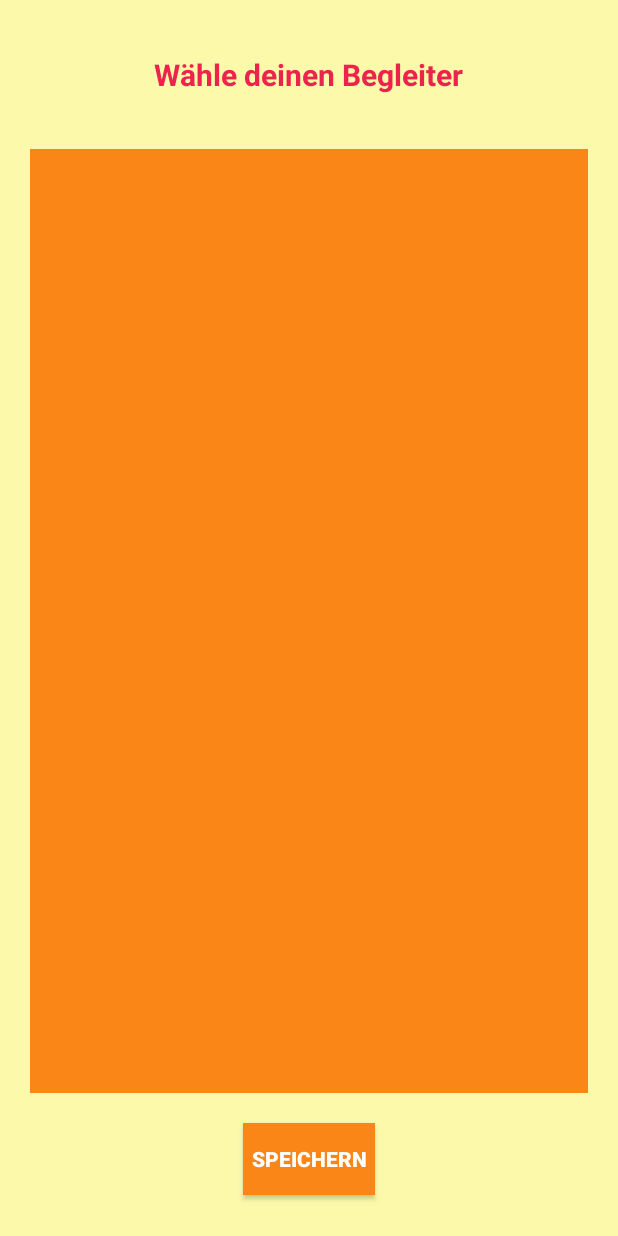
After one commit to sophiapfahl/run4cash, an Android app: the layout activity_choose_animal.xml on its own in the app's theme, with its tools: preview values and no code run, on a phone screen of 412 x 824 dp. The commit adds this screen. Run offline under Robolectric (Android 15) with nearby library versions, the light colour scheme and no system bars.

Commit message:
Dritter commit. Die Seite zum Auswaehlen des aktuellen Begleiters + dazugehoerige Logik wurde hinzugefuegt.

```diff
--- /dev/null
+++ b/app/src/main/res/layout/activity_choose_animal.xml
@@ -0,0 +1,91 @@
+<?xml version="1.0" encoding="utf-8"?>
+<RelativeLayout xmlns:android="http://schemas.android.com/apk/res/android"
+    xmlns:app="http://schemas.android.com/apk/res-auto"
+    xmlns:tools="http://schemas.android.com/tools"
+    android:id="@+id/RelativeLayout"
+    android:layout_width="match_parent"
+    android:layout_height="match_parent"
+    android:background="@color/lightYellow">
+
+    <TextView
+        android:id="@+id/ueberschriftID"
+        android:layout_width="wrap_content"
+        android:layout_height="wrap_content"
+        android:layout_alignParentTop="true"
+        android:layout_centerHorizontal="true"
+        android:layout_marginTop="36dp"
+        android:text="Wähle deinen Begleiter"
+        android:textColor="@color/pink"
+        android:textSize="20sp"
+        android:textStyle="bold" />
+
+
+    <ScrollView
+        android:id="@+id/scrollViewID"
+        android:layout_width="match_parent"
+        android:layout_height="wrap_content"
+        android:layout_alignParentLeft="true"
+        android:layout_alignParentStart="true"
+        android:layout_above="@id/btnSaveID"
+        android:layout_below="@+id/ueberschriftID"
+        android:layout_marginTop="36dp"
+        android:layout_marginLeft="20dp"
+        android:layout_marginRight="20dp"
+        android:layout_marginBottom="20dp"
+        android:background="@color/orange">
+
+        <LinearLayout
+            android:id="@+id/linearLayoutID"
+            android:layout_width="match_parent"
+            android:layout_height="wrap_content"
+            android:layout_alignParentLeft="true"
+            android:layout_alignParentStart="true"
+            android:layout_below="@+id/ueberschriftID"
+            android:layout_marginTop="33dp"
+            android:orientation="vertical">
+
+            <!--<ImageButton-->
+                <!--android:id="@+id/imageBtnRabbitId"-->
+                <!--android:layout_width="match_parent"-->
+                <!--android:layout_height="300dp"-->
+                <!--android:adjustViewBounds="true"-->
+                <!--android:background="@drawable/rabbit"-->
+                <!--android:cropToPadding="true"-->
+                <!--android:scaleType="center" />-->
+
+            <!--<ImageButton-->
+                <!--android:id="@+id/imageBtnAntID"-->
+                <!--android:layout_width="match_parent"-->
+                <!--android:layout_height="230dp"-->
+                <!--android:adjustViewBounds="true"-->
+                <!--android:background="@drawable/ant"-->
+                <!--android:cropToPadding="true"-->
+                <!--android:scaleType="center" />-->
+
+            <!--<ImageButton-->
+                <!--android:id="@+id/imageBtnLizardID"-->
+                <!--android:layout_width="match_parent"-->
+                <!--android:layout_height="300dp"-->
+                <!--android:adjustViewBounds="true"-->
+                <!--android:background="@drawable/lizard"-->
+                <!--android:cropToPadding="true"-->
+                <!--android:scaleType="center" />-->
+
+        </LinearLayout>
+    </ScrollView>
+
+
+    <Button
+        android:id="@+id/btnSaveID"
+        android:layout_width="wrap_content"
+        android:layout_height="wrap_content"
+        android:layout_alignParentBottom="true"
+        android:layout_centerHorizontal="true"
+        android:layout_marginBottom="27dp"
+        android:background="@color/orange"
+        android:gravity="center"
+        android:text="Speichern"
+        android:textColor="@android:color/background_light"
+        android:textStyle="bold" />
+
+</RelativeLayout>
--- a/app/src/main/res/values/colors.xml
+++ b/app/src/main/res/values/colors.xml
@@ -4,6 +4,6 @@
     <color name="colorPrimaryDark">#303F9F</color>
     <color name="colorAccent">#FF4081</color>
     <color name="lightYellow">#AAFFFA85</color>
-    <color name="pink">#EC234D</color>
+    <color name="pink">#ec234d</color>
     <color name="orange">#FFF98616</color>
 </resources>
```
Also changed, not shown: app/src/main/java/de/edvschule_plattling/trfi/testprojekt/TierAuswaehlen.java (added, +90 -0 lines).
